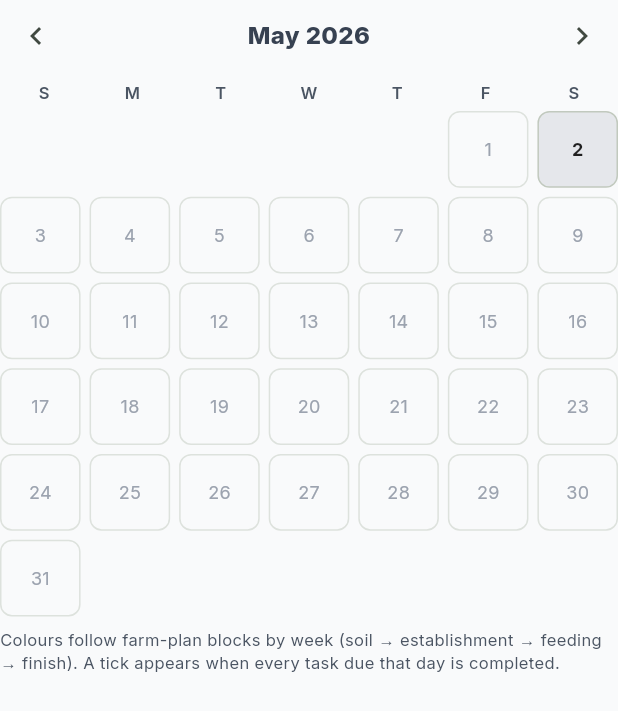
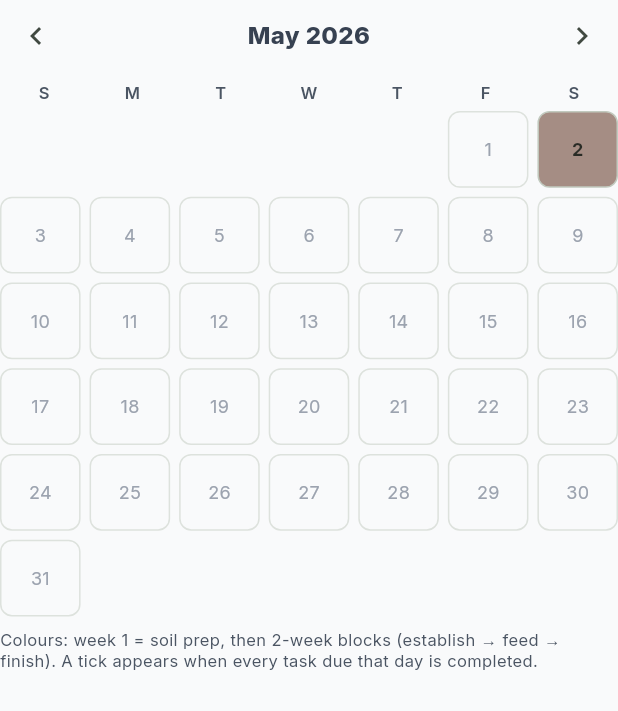
Before and after one commit to navneeth-official/Growsphere, a Flutter app: the ActivityMonthCalendar widget shown alone on an empty page, opened directly with empty values, on a phone screen of 412 x 824 dp. Shown: the top 711 px of the screen. Run offline on Flutter 3.47's test engine with Material 3 defaults, Android fonts, the phone set to English and light mode, and no system bars; our stand-ins replace fl_chart, flutter_local_notifications, flutter_riverpod, flutter_timezone, geolocator, go_router and 5 more; accounts and stored records are empty; network calls fail.

Commit message:
Intial Commit

```diff
--- a/lib/app/app_router.dart
+++ b/lib/app/app_router.dart
@@ -21,14 +21,13 @@ import '../features/streaks/streaks_screen.dart';
 import '../features/tools/tools_hub_screen.dart';
 import '../features/weather/weather_screen.dart';
 import '../features/welcome/welcome_screen.dart';
+import '../features/welcome/splash_screen.dart';
 import '../providers/providers.dart';
 
 final goRouterProvider = Provider<GoRouter>((ref) {
   final refresh = ref.read(routeRefreshProvider);
-  final storage = ref.read(growStorageProvider);
-  final initial = storage.initialRoute();
   return GoRouter(
-    initialLocation: initial,
+    initialLocation: '/splash',
     refreshListenable: refresh,
     redirect: (context, state) {
       try {
@@ -40,6 +39,7 @@ final goRouterProvider = Provider<GoRouter>((ref) {
       return null;
     },
     routes: [
+      GoRoute(path: '/splash', builder: (_, __) => const SplashScreen()),
       GoRoute(path: '/welcome', builder: (_, __) => const WelcomeScreen()),
       GoRoute(path: '/plants', builder: (_, __) => const PlantPickScreen()),
       GoRoute(path: '/tools', builder: (_, __) => const ToolsHubScreen()),
--- a/lib/data/grow_storage.dart
+++ b/lib/data/grow_storage.dart
@@ -18,6 +18,7 @@ const _kSmartSprinkler = 'pref_smart_sprinkler_control';
 const _kCustomPlants = 'custom_plants_json';
 const _kFarmPlanMonths = 'farm_plan_start_month_by_plant_json';
 const _kSprinklerWaterStart = 'sprinkler_water_start_iso';
+const _kSprinklerTargetSec = 'sprinkler_target_sec';
 const _kInAppNotifications = 'in_app_notifications_json';
 const _kSprinklerFromCalendar = 'sprinkler_pending_from_calendar';
 const _kFieldTelemetrySnap = 'field_telemetry_snap_json';
@@ -82,13 +83,27 @@ class GrowStorage {
 
   bool get sprinklerOn => box.get(_kSprinkler) == true;
 
-  Future<void> setSprinklerOn(bool on) async {
+  /// When set, auto-stop valve after this many seconds of watering.
+  int? get sprinklerTargetWateringSeconds {
+    final v = box.get(_kSprinklerTargetSec);
+    if (v is int) return v;
+    if (v is num) return v.toInt();
+    return null;
+  }
+
+  Future<void> setSprinklerOn(bool on, {int? targetWateringSeconds}) async {
     await box.put(_kSprinkler, on);
     await box.put(_kSprinklerAt, DateTime.now().toIso8601String());
     if (on) {
       await box.put(_kSprinklerWaterStart, DateTime.now().toIso8601String());
+      if (targetWateringSeconds != null && targetWateringSeconds > 0) {
+        await box.put(_kSprinklerTargetSec, targetWateringSeconds);
+      } else {
+        await box.delete(_kSprinklerTargetSec);
+      }
     } else {
       await box.delete(_kSprinklerWaterStart);
+      await box.delete(_kSprinklerTargetSec);
     }
   }
 
--- a/lib/data/sprinkler_repository.dart
+++ b/lib/data/sprinkler_repository.dart
@@ -2,7 +2,7 @@ import 'grow_storage.dart';
 
 /// **Firebase / IoT:** call HTTPS or write `devices/{deviceId}/sprinkler` in RTDB.
 abstract class SprinklerRepository {
-  Future<void> setOn(bool on);
+  Future<void> setOn(bool on, {int? targetWateringSeconds});
   bool get isOn;
   DateTime? get lastCommandAt;
 }
@@ -19,7 +19,7 @@ class LocalSprinklerRepository implements SprinklerRepository {
   DateTime? get lastCommandAt => _storage.lastSprinklerAt;
 
   @override
-  Future<void> setOn(bool on) async {
-    await _storage.setSprinklerOn(on);
+  Future<void> setOn(bool on, {int? targetWateringSeconds}) async {
+    await _storage.setSprinklerOn(on, targetWateringSeconds: targetWateringSeconds);
   }
 }
--- a/lib/domain/grow_session.dart
+++ b/lib/domain/grow_session.dart
@@ -21,6 +21,9 @@ class GrowSession {
     required this.tasks,
     required this.waterLog,
     required this.streak,
+    required this.bestStreak,
+    required this.lastStreakCreditDayKey,
+    required this.perfectStreakDayLog,
     required this.plantHealth,
     required this.streakByDay,
     required this.earnedBadgeIds,
@@ -42,6 +45,12 @@ class GrowSession {
   final List<GrowTask> tasks;
   final List<DateTime> waterLog;
   int streak;
+  /// Longest consecutive "perfect task days" chain for this grow.
+  int bestStreak;
+  /// `YYYY-MM-DD` of the last calendar day that received a +1 streak credit (all due tasks done).
+  String? lastStreakCreditDayKey;
+  /// Recent days (keys) where every due task was completed; newest last. Capped in session logic.
+  List<String> perfectStreakDayLog;
   int plantHealth;
   Map<String, int> streakByDay;
   List<String> earnedBadgeIds;
@@ -63,6 +72,9 @@ class GrowSession {
         'tasks': tasks.map((e) => e.toJson()).toList(),
         'waterLog': waterLog.map((e) => e.toIso8601String()).toList(),
         'streak': streak,
+        'bestStreak': bestStreak,
+        'lastStreakCreditDayKey': lastStreakCreditDayKey,
+        'perfectStreakDayLog': perfectStreakDayLog,
         'plantHealth': plantHealth,
         'streakByDay': streakByDay,
         'earnedBadgeIds': earnedBadgeIds,
@@ -70,7 +82,6 @@ class GrowSession {
       };
 
   factory GrowSession.fromJson(Map<String, dynamic> json) {
-    return GrowSession(
       plantId: json['plantId'] as String,
       plantName: json['plantName'] as String,
       difficulty: json['difficulty'] as String,
@@ -90,6 +101,13 @@ class GrowSession {
           .map((e) => DateTime.parse(e as String))
           .toList(),
       streak: (json['streak'] as num?)?.toInt() ?? 0,
+      bestStreak: (json['bestStreak'] as num?)?.toInt() ??
+          (json['streak'] as num?)?.toInt() ??
+          0,
+      lastStreakCreditDayKey: json['lastStreakCreditDayKey'] as String?,
+      perfectStreakDayLog: List<String>.from(
+        (json['perfectStreakDayLog'] as List<dynamic>? ?? []).cast<String>(),
+      ),
       plantHealth: (json['plantHealth'] as num?)?.toInt() ?? 80,
       streakByDay: Map<String, int>.from(
         (json['streakByDay'] as Map<dynamic, dynamic>? ?? {}).map((k, v) => MapEntry(k as String, (v as num).toInt())),
@@ -99,11 +117,28 @@ class GrowSession {
     );
   }
 
+  /// At least one task due on [day] and every such task is completed.
+  static bool allDueTasksCompleteForDay(GrowSession s, DateTime day) {
+    final k = DateTime(day.year, day.month, day.day);
+    final due = s.tasks.where((t) => DateTime(t.dueDate.year, t.dueDate.month, t.dueDate.day) == k).toList();
+    if (due.isEmpty) return false;
+    return due.every((t) => t.completed);
+  }
+
+  /// Calendar + task stages: **week 1 = soil prep only**, then **2-week** blocks for
+  /// establishment → feeding → finish. Short crops compress after the soil week.
   static ActivityStage stageForDayIndex(int dayIndex, int totalDays) {
-    final p = dayIndex / totalDays;
-    if (p < 0.15) return ActivityStage.soilPrep;
-    if (p < 0.40) return ActivityStage.seeding;
-    if (p < 0.75) return ActivityStage.fertilizing;
+    final n = totalDays < 1 ? 1 : totalDays;
+    final d = dayIndex.clamp(0, n - 1);
+    if (n <= 10) {
+      if (d < (n * 0.25).ceil()) return ActivityStage.soilPrep;
+      if (d < (n * 0.55).ceil()) return ActivityStage.seeding;
+      if (d < (n * 0.8).ceil()) return ActivityStage.fertilizing;
+      return ActivityStage.harvesting;
+    }
+    if (d < 7) return ActivityStage.soilPrep;
+    if (d < 21) return ActivityStage.seeding;
+    if (d < 35) return ActivityStage.fertilizing;
     return ActivityStage.harvesting;
   }
 
@@ -163,7 +198,7 @@ class GrowSession {
   static String _titleFor(ActivityStage stage, int day, {required bool moisture}) {
     if (moisture) {
       return switch (stage) {
-        ActivityStage.soilPrep => 'Moisten seedbed evenly (day ${day + 1})',
+        ActivityStage.soilPrep => 'Moisten seedbed evenly',
         ActivityStage.seeding => 'Check seedling moisture without disturbing roots',
         ActivityStage.fertilizing => 'Water after light feeding to move nutrients',
         ActivityStage.harvesting => 'Reduce water slightly as crop matures',
--- a/lib/features/home/activity_month_calendar.dart
+++ b/lib/features/home/activity_month_calendar.dart
@@ -4,31 +4,20 @@ import 'package:flutter/material.dart';
 import 'package:google_fonts/google_fonts.dart';
 
 import '../../core/theme/grow_colors.dart';
+import '../../domain/activity_stage.dart';
 import '../../domain/grow_session.dart';
 
 DateTime _dOnly(DateTime d) => DateTime(d.year, d.month, d.day);
 
-/// True when [day] has at least one due task and every such task is completed.
-bool _allTasksDoneForDay(GrowSession session, DateTime day) {
-  final key = _dOnly(day);
-  final due = session.tasks.where((t) => _dOnly(t.dueDate) == key).toList();
-  if (due.isEmpty) return false;
-  return due.every((t) => t.completed);
-}
-
-/// Farm-plan quarter (4 blocks) + week-within-block → fill color.
-Color _colorForSessionDay(int dayIndex, int totalDays) {
-  if (totalDays <= 0) return GrowColors.gray200;
-  final n = totalDays;
-  final block = min(3, (dayIndex * 4) ~/ max(1, n));
-  final blockStart = (block * n) ~/ 4;
-  final weekInBlock = max(0, dayIndex - blockStart) ~/ 7;
-  final dim = weekInBlock.isOdd ? 0.72 : 0.9;
-  return switch (block) {
-    0 => Color.lerp(Colors.brown.shade400, Colors.brown.shade200, 0.35)!.withValues(alpha: dim),
-    1 => Colors.lightGreen.shade500.withValues(alpha: dim),
-    2 => Colors.amber.shade600.withValues(alpha: dim),
-    _ => Colors.orange.shade500.withValues(alpha: dim),
+Color _fillForGrowDay(int dayIndex, int totalDays) {
+  final stage = GrowSession.stageForDayIndex(dayIndex, totalDays);
+  final dim = (dayIndex ~/ 7).isOdd ? 0.72 : 0.92;
+  return switch (stage) {
+    ActivityStage.soilPrep =>
+      Color.lerp(Colors.brown.shade400, Colors.brown.shade200, 0.35)!.withValues(alpha: dim),
+    ActivityStage.seeding => Colors.lightGreen.shade500.withValues(alpha: dim),
+    ActivityStage.fertilizing => Colors.amber.shade600.withValues(alpha: dim),
+    ActivityStage.harvesting => Colors.orange.shade500.withValues(alpha: dim),
   };
 }
 
@@ -205,8 +194,8 @@ class _ActivityMonthCalendarState extends State<ActivityMonthCalendar> {
                 ),
               );
             }
-            final fill = _colorForSessionDay(off, _n);
-            final tick = _allTasksDoneForDay(widget.session, day);
+            final fill = _fillForGrowDay(off, _n);
+            final tick = GrowSession.allDueTasksCompleteForDay(widget.session, day);
             return Tooltip(
               message: '${day.month}/${day.day} · grow day ${off + 1} of $_n',
               child: Stack(
@@ -221,7 +210,11 @@ class _ActivityMonthCalendarState extends State<ActivityMonthCalendar> {
                     ),
                     child: Text(
                       '$dom',
-                      style: GoogleFonts.inter(fontSize: 12, fontWeight: FontWeight.w700, color: Colors.black87),
+                      style: GoogleFonts.inter(
+                        fontSize: 12,
+                        fontWeight: FontWeight.w700,
+                        color: theme.colorScheme.onSurface.withValues(alpha: 0.88),
+                      ),
                     ),
                   ),
                   if (tick)
@@ -237,7 +230,7 @@ class _ActivityMonthCalendarState extends State<ActivityMonthCalendar> {
         ),
         const SizedBox(height: 8),
         Text(
-          'Colours follow farm-plan blocks by week (soil → establishment → feeding → finish). '
+          'Colours: week 1 = soil prep, then 2-week blocks (establish → feed → finish). '
           'A tick appears when every task due that day is completed.',
           style: GoogleFonts.inter(fontSize: 11, color: GrowColors.gray600, height: 1.35),
         ),
--- a/lib/features/shell/grow_tools_sheet.dart
+++ b/lib/features/shell/grow_tools_sheet.dart
@@ -85,8 +85,10 @@ class GrowSubpageScaffold extends StatelessWidget {
 
   @override
   Widget build(BuildContext context) {
+    final theme = Theme.of(context);
+    final cs = theme.colorScheme;
     return Scaffold(
-      backgroundColor: GrowColors.gray50,
+      backgroundColor: theme.scaffoldBackgroundColor,
       appBar: AppBar(
         backgroundColor: GrowColors.green600,
         foregroundColor: Colors.white,
@@ -112,7 +114,7 @@ class GrowSubpageScaffold extends StatelessWidget {
         child: Container(
           width: double.infinity,
           constraints: const BoxConstraints(maxWidth: 448),
-          color: Colors.white,
+          color: cs.surface,
           child: body,
         ),
       ),
--- a/lib/providers/providers.dart
+++ b/lib/providers/providers.dart
@@ -4,12 +4,13 @@ import '../core/services/sprinkler_ai_advice_service.dart';
 import '../domain/grow_session.dart';
 import 'base_providers.dart';
 import 'session_controller.dart';
+export 'session_controller.dart';
 import 'sprinkler_live_provider.dart';
 
 export 'base_providers.dart';
 export 'sprinkler_live_provider.dart';
 
-final sessionControllerProvider = NotifierProvider<SessionController, GrowSession?>(SessionController.new);
+// sessionControllerProvider lives in session_controller.dart
 
 final sprinklerAiPlanProvider = FutureProvider.autoDispose<SprinklerAiPlan>((ref) async {
   final session = ref.watch(sessionControllerProvider);
--- a/lib/providers/sprinkler_live_provider.dart
+++ b/lib/providers/sprinkler_live_provider.dart
@@ -8,6 +8,7 @@ import '../core/services/notification_service.dart';
 import '../core/services/sprinkler_ai_advice_service.dart';
 import '../core/services/sensor_notification_coordinator.dart';
 import 'base_providers.dart';
+import 'session_controller.dart';
 
 enum SprinklerTimingQuality { idle, watering, idealWindow, warnStop, over }
 
@@ -110,6 +111,7 @@ class SprinklerLiveNotifier extends AutoDisposeNotifier<SprinklerLiveState> {
   Timer? _timer;
   SprinklerAiPlan _plan = SprinklerAiPlan.fallback;
   bool _overAlertSent = false;
+  bool _autoDurationStopSent = false;
   int _lastSnapWriteMs = 0;
   int _lastCompareMs = 0;
 
@@ -129,6 +131,7 @@ class SprinklerLiveNotifier extends AutoDisposeNotifier<SprinklerLiveState> {
     final storage = ref.read(growStorageProvider);
     if (!storage.sprinklerOn) {
       _overAlertSent = false;
+      _autoDurationStopSent = false;
     }
     final next = state.evolve(
       plan: _plan,
@@ -136,6 +139,14 @@ class SprinklerLiveNotifier extends AutoDisposeNotifier<SprinklerLiveState> {
       waterStart: storage.sprinklerWaterStartedAt,
     );
     state = next;
+    final targetSec = storage.sprinklerTargetWateringSeconds;
+    if (storage.sprinklerOn &&
+        targetSec != null &&
+        next.secondsWatering >= targetSec &&
+        !_autoDurationStopSent) {
+      _autoDurationStopSent = true;
+      unawaited(_autoStopAtTarget(storage, next));
+    }
     final nowMs = DateTime.now().millisecondsSinceEpoch;
     if (nowMs - _lastSnapWriteMs > 45000) {
       _lastSnapWriteMs = nowMs;
@@ -178,6 +189,19 @@ class SprinklerLiveNotifier extends AutoDisposeNotifier<SprinklerLiveState> {
     );
     ref.read(inAppNotificationsRevisionProvider.notifier).state++;
   }
+
+  Future<void> _autoStopAtTarget(GrowStorage storage, SprinklerLiveState live) async {
+    await storage.setSprinklerOn(false);
+    final plan = _plan;
+    final over = live.quality == SprinklerTimingQuality.over;
+    await ref.read(sessionControllerProvider.notifier).finishSprinklerSession(
+          overwatered: over,
+          secondsWatered: live.secondsWatering,
+          idealSecondsMid: plan.idealSecondsMid,
+          logCareFromCalendar: storage.pendingSprinklerFromCalendar,
+        );
+    await storage.setPendingSprinklerFromCalendar(false);
+  }
 }
 
 final sprinklerLiveProvider =
```
Also changed, not shown: lib/core/services/notification_service.dart (+62 -0 lines), lib/core/theme/app_theme.dart (+9 -0 lines), lib/features/home/home_screen.dart (+11 -0 lines), lib/features/home/task_scope_section.dart (+69 -24 lines), lib/features/settings/settings_screen.dart (+12 -8 lines), lib/features/shell/grow_layout.dart (+15 -11 lines), lib/features/sprinkler/sprinkler_screen.dart (+12 -2 lines), lib/features/streaks/streaks_screen.dart (+9 -2 lines), lib/features/welcome/splash_screen.dart (added, +97 -0 lines), lib/providers/session_controller.dart (+36 -18 lines), 2 other files.
